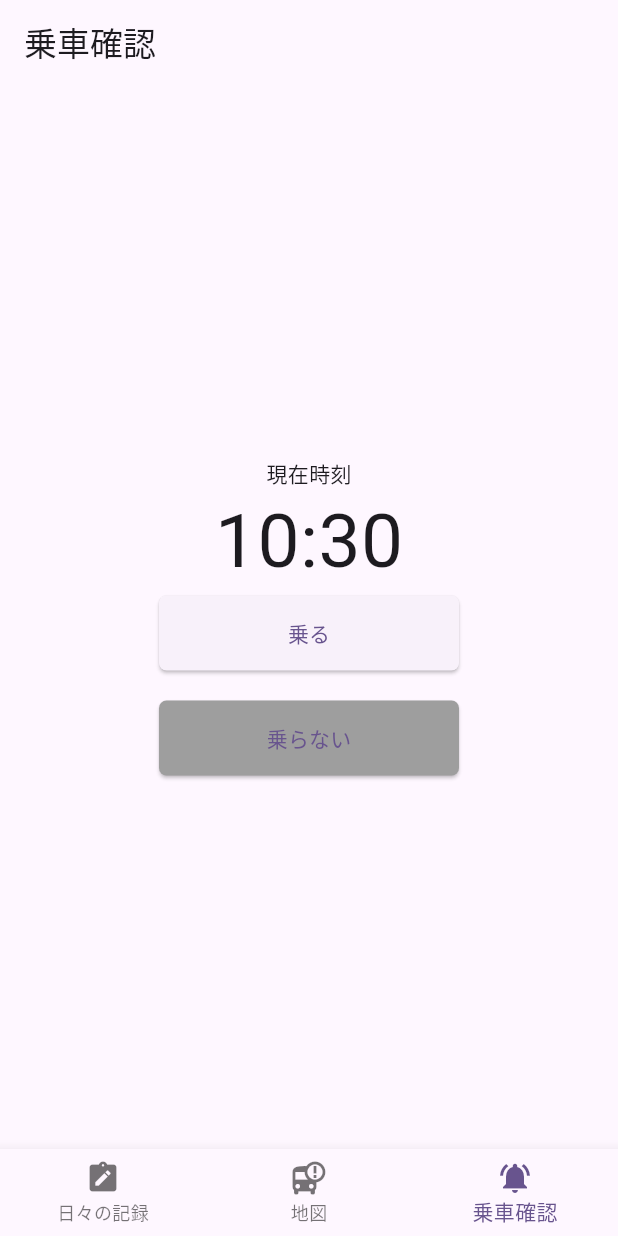
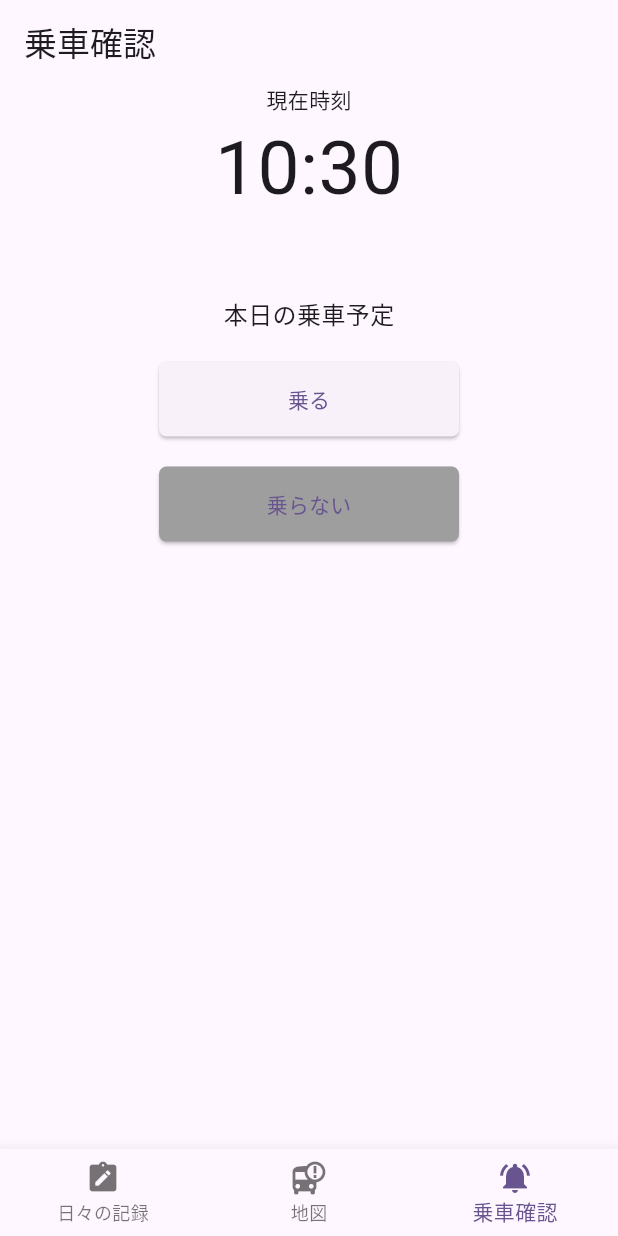
Before and after one commit to GreenTeaProgrammers/WhereChildBus, a Flutter app: the screen it shows after launch, item 3 of the bottom bar chosen, on a phone screen of 412 x 824 dp. Run offline on Flutter 3.47's test engine with Material 3 defaults, Android fonts, the phone set to English and light mode, and no system bars; our stand-ins replace fixnum, flutter_dotenv, image_picker; missing offline and left inert: grpc, protobuf.

Commit message:
update:要素の配置を変更

```diff
--- a/frontend/where_child_bus_guardian/lib/pages/check_page/check_page.dart
+++ b/frontend/where_child_bus_guardian/lib/pages/check_page/check_page.dart
@@ -15,9 +15,12 @@ class _CheckPageState extends State<CheckPage> {
   Widget build(BuildContext context) {
     return Center(
       child: Column(
-        mainAxisAlignment: MainAxisAlignment.center,
+        mainAxisAlignment: MainAxisAlignment.start,
         children: <Widget>[
           CurrentTimeBody(),
+          const SizedBox(
+            height: 50,
+          ),
           toggleButtonBody(),
         ],
       ),
@@ -27,6 +30,11 @@ class _CheckPageState extends State<CheckPage> {
   Widget toggleButtonBody() {
     return Column(
       children: [
+        const Text(
+          "本日の乗車予定",
+          style: TextStyle(fontSize: 16),
+        ),
+        const SizedBox(height: 20),
         isRideBusToggleButtonBody("乗る", true),
         const SizedBox(height: 20),
         isRideBusToggleButtonBody("乗らない", false),
```
